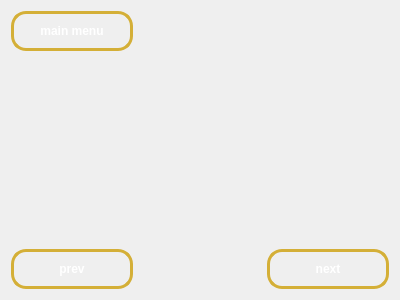
Above: learn_widget.ui from owenharvey78/blackjack-learning-game before the change. Below: the same form after it.
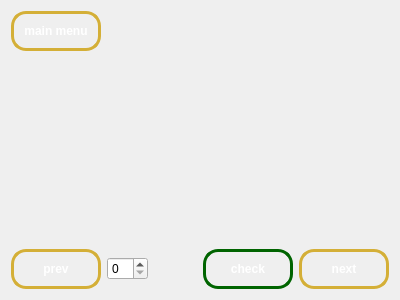
That is the form after the change.

Diff of the .ui file:
```diff
--- a/learn_widget.ui
+++ b/learn_widget.ui
@@ -17,48 +17,6 @@
    <string notr="true"/>
   </property>
   <layout class="QGridLayout" name="gridLayout">
-   <item row="1" column="1" alignment="Qt::AlignmentFlag::AlignHCenter|Qt::AlignmentFlag::AlignTop">
-    <widget class="QLabel" name="instructionLabel">
-     <property name="styleSheet">
-      <string notr="true"/>
-     </property>
-     <property name="text">
-      <string/>
-     </property>
-    </widget>
-   </item>
-   <item row="6" column="2">
-    <widget class="QPushButton" name="nextButton">
-     <property name="styleSheet">
-      <string notr="true">QPushButton{
-	background-color: qlineargradient(
-		spread:pad,
-		x1:0, y1:0, x2:0, y2:1,
-		stop:0 #2b1f0e
-		stop:1 #8c6c26
-	);
-
-	color: white;
-	font-weight: bold;
-	border: 3px solid #d4af37;
-	border-radius: 15px;
-	padding: 10px;
-}
-
-QPushButton:hover{
-	background-color: qlineargradient(
-		spread:pad,
-		x1:0, y1:0, x2:0, y2:1,
-		stop:0 #3b2f1c,
-		stop:1 #ad8c32
-	);
-}</string>
-     </property>
-     <property name="text">
-      <string>next</string>
-     </property>
-    </widget>
-   </item>
    <item row="0" column="0">
     <widget class="QPushButton" name="mainMenuButton">
      <property name="styleSheet">
@@ -106,6 +64,51 @@
      </property>
     </widget>
    </item>
+   <item row="1" column="1" alignment="Qt::AlignmentFlag::AlignHCenter|Qt::AlignmentFlag::AlignTop">
+    <widget class="QLabel" name="instructionLabel">
+     <property name="styleSheet">
+      <string notr="true"/>
+     </property>
+     <property name="text">
+      <string/>
+     </property>
+    </widget>
+   </item>
+   <item row="6" column="1" alignment="Qt::AlignmentFlag::AlignLeft">
+    <widget class="QSpinBox" name="answerBox"/>
+   </item>
+   <item row="6" column="4">
+    <widget class="QPushButton" name="nextButton">
+     <property name="styleSheet">
+      <string notr="true">QPushButton{
+	background-color: qlineargradient(
+		spread:pad,
+		x1:0, y1:0, x2:0, y2:1,
+		stop:0 #2b1f0e
+		stop:1 #8c6c26
+	);
+
+	color: white;
+	font-weight: bold;
+	border: 3px solid #d4af37;
+	border-radius: 15px;
+	padding: 10px;
+}
+
+QPushButton:hover{
+	background-color: qlineargradient(
+		spread:pad,
+		x1:0, y1:0, x2:0, y2:1,
+		stop:0 #3b2f1c,
+		stop:1 #ad8c32
+	);
+}</string>
+     </property>
+     <property name="text">
+      <string>next</string>
+     </property>
+    </widget>
+   </item>
    <item row="6" column="0">
     <widget class="QPushButton" name="previousButton">
      <property name="styleSheet">
@@ -138,6 +141,38 @@
      </property>
     </widget>
    </item>
+   <item row="6" column="2">
+    <widget class="QPushButton" name="checkButton">
+     <property name="styleSheet">
+      <string notr="true">QPushButton{
+	background-color: qlineargradient(
+		spread:pad,
+		x1:0, y1:0, x2:0, y2:1,
+		stop:0 #2E8B57
+		stop:1 #32CD32 
+	);
+
+	color: white;
+	font-weight: bold;
+	border: 3px solid #006400; 
+	border-radius: 15px;
+	padding: 10px;
+}
+
+QPushButton:hover{
+	background-color: qlineargradient(
+		spread:pad,
+		x1:0, y1:0, x2:0, y2:1,
+		stop:0 #3CB371,
+		stop:1 #90EE90
+	);
+}</string>
+     </property>
+     <property name="text">
+      <string>check</string>
+     </property>
+    </widget>
+   </item>
   </layout>
  </widget>
  <resources/>
```
